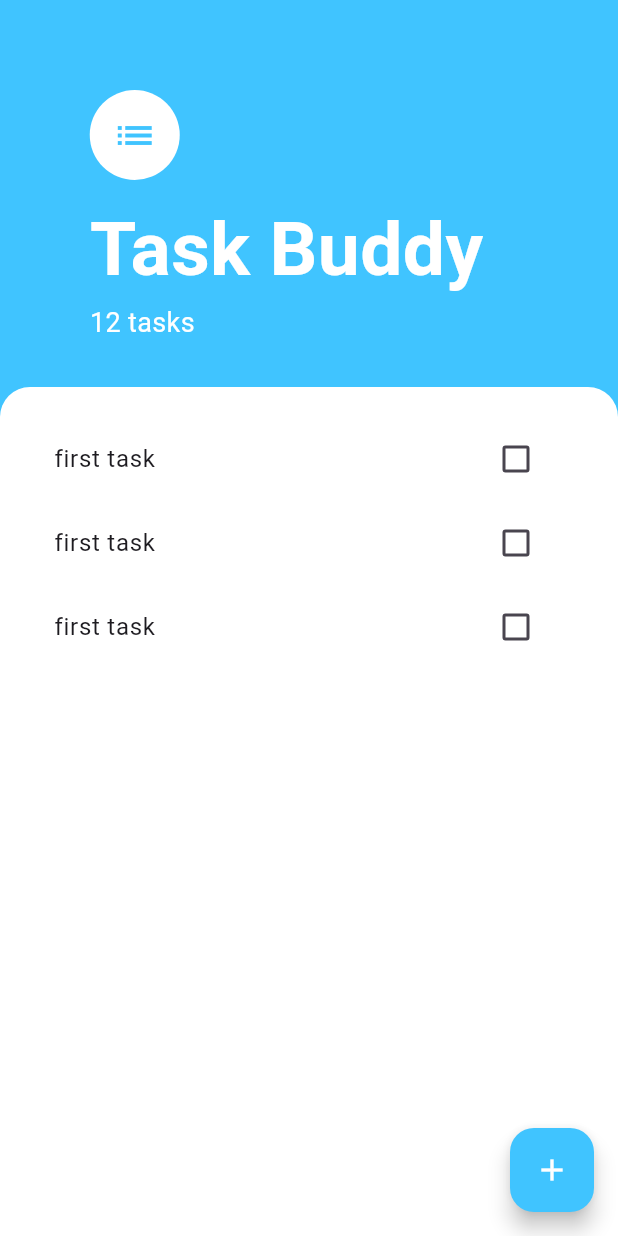
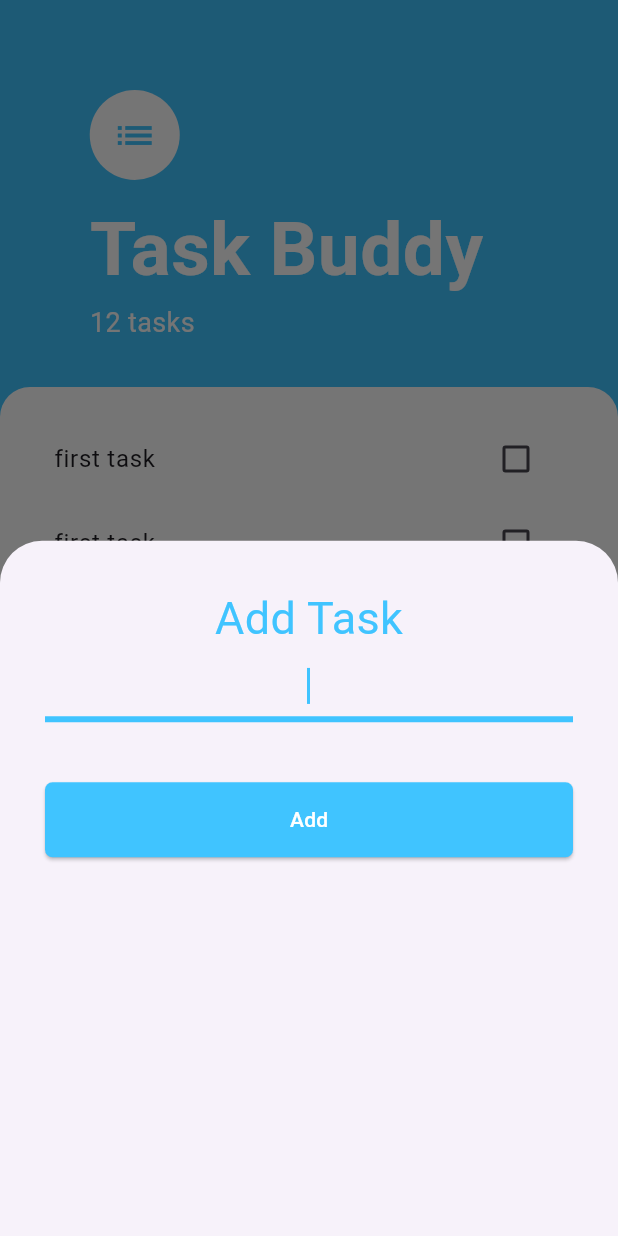
Before and after one commit to IsrarKundi/taskbuddy, a Flutter app: the screen it shows after launch, after a tap on the "add" icon, on a phone screen of 412 x 824 dp. Run offline on Flutter 3.47's test engine with Material 3 defaults, Android fonts, the phone set to English and light mode, and no system bars.

Commit message:
bottom sheet added

```diff
--- /dev/null
+++ b/lib/screens/add_task_screen.dart
@@ -0,0 +1,50 @@
+import 'package:flutter/material.dart';
+
+class AddTaskScreen extends StatelessWidget {
+  const AddTaskScreen({super.key});
+
+  @override
+  Widget build(BuildContext context) {
+    return Padding(
+      padding: const EdgeInsets.all(30.0),
+      child: Column(
+        crossAxisAlignment: CrossAxisAlignment.center,
+        mainAxisAlignment: MainAxisAlignment.start,
+        children: [
+          Text('Add Task', style: TextStyle(
+            color: Colors.lightBlueAccent,
+            fontSize: 30,
+          ),
+          ),
+          TextField(
+            autofocus: true,
+            textAlign: TextAlign.center,
+            cursorColor: Colors.lightBlueAccent, // Set the cursor color
+            decoration: InputDecoration(
+              enabledBorder: UnderlineInputBorder(
+                borderSide: BorderSide(color: Colors.lightBlueAccent, width: 2.0), // Bottom border color and width when not focused
+              ),
+              focusedBorder: UnderlineInputBorder(
+                borderSide: BorderSide(color: Colors.lightBlueAccent, width: 4.0), // Bottom border color and width when focused
+              ),
+            ),
+          ),
+          SizedBox(height: 40,),
+          ElevatedButton(
+            onPressed: () {},
+            style: ElevatedButton.styleFrom(
+              backgroundColor: Colors.lightBlueAccent,
+              minimumSize: Size(double.infinity, 50), // Set the height if needed
+              shape: RoundedRectangleBorder(
+                borderRadius: BorderRadius.circular(5),
+              ),
+            ),
+            child: Text('Add', style: TextStyle(
+              color: Colors.white
+            ),),
+          )
+        ],
+      ),
+    );
+  }
+}
--- a/lib/screens/tasks_screen.dart
+++ b/lib/screens/tasks_screen.dart
@@ -1,34 +1,37 @@
-import 'package:flutter/cupertino.dart';
 import 'package:flutter/material.dart';
-import 'package:taskbuddy/widgets/task_tile.dart';
 import 'package:taskbuddy/widgets/task_list.dart';
+import 'package:taskbuddy/screens/add_task_screen.dart';
 
 class TasksScreens extends StatelessWidget {
   TasksScreens({super.key});
 
-  final List tasks = ['do homework', 'do laundry', 'watch youtube'];
+  Widget buildBottomSheet(BuildContext context){
+    return AddTaskScreen();
+  }
 
   @override
   Widget build(BuildContext context) {
     return Scaffold(
       backgroundColor: Colors.lightBlueAccent,
       floatingActionButton: FloatingActionButton(
-        onPressed: () {},
+        onPressed: () {
+          showModalBottomSheet(context: context, builder: buildBottomSheet);
+        },
         backgroundColor: Colors.lightBlueAccent,
-        child: Icon(Icons.add, color: Colors.white,),
+        child: const Icon(Icons.add, color: Colors.white,),
       ),
       body: Column(
         children: [
           Container(
-              padding: EdgeInsets.only(top: 60, left: 0, bottom: 30, right: 30),
-              child: Column(
+              padding: const EdgeInsets.only(top: 60, left: 0, bottom: 30, right: 30),
+              child: const Column(
                 crossAxisAlignment: CrossAxisAlignment.start,
                 children: [
                   CircleAvatar(
+                    radius: 30,
+                    backgroundColor: Colors.white,
                     child: Icon(
                       Icons.list, size: 30, color: Colors.lightBlueAccent,),
-                    radius: 30,
-                    backgroundColor: Colors.white,
                   ),
                   SizedBox(height: 10,),
                   Text('Task Buddy', style: TextStyle(
@@ -47,8 +50,8 @@ class TasksScreens extends StatelessWidget {
           ),
           Expanded(
             child: Container(
-              padding: EdgeInsets.all(20),
-                decoration: BoxDecoration(
+              padding: const EdgeInsets.all(20),
+                decoration: const BoxDecoration(
                     color: Colors.white,
                     borderRadius: BorderRadius.only(
                         topLeft: Radius.circular(20),
--- a/lib/widgets/task_list.dart
+++ b/lib/widgets/task_list.dart
@@ -6,7 +6,7 @@ ListView TaskList() {
     children: [
       TaskTile(),
       TaskTile(),
-      TaskTile()
+      TaskTile(),
     ],
   );
 }
--- a/lib/widgets/task_tile.dart
+++ b/lib/widgets/task_tile.dart
@@ -2,7 +2,7 @@ import 'package:flutter/material.dart';
 
 ListTile TaskTile() {
   return ListTile(
-    title: Text('first task'),
+    title: const Text('first task'),
     trailing: Checkbox(value: false, onChanged: (bool? value) {  },),
   );
 }
```
